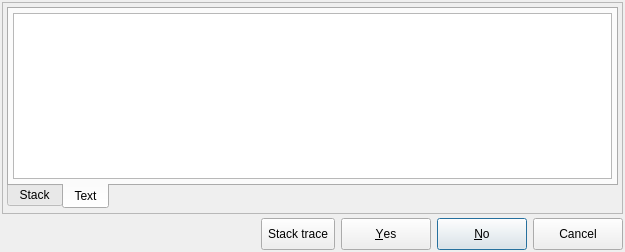
First picture: the form in libs/libgui/ui/messagebox.ui, repository pgmodeler/pgmodeler, before the edit.
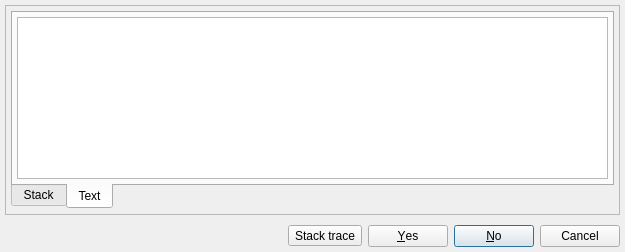
Second picture: the form after the edit. The open tabs and pages were chosen to show the change. Icons and pictures are not drawn.

Commit message: Tool buttons resizes and layout spacing adjustments

```diff
--- a/libs/libgui/ui/messagebox.ui
+++ b/libs/libgui/ui/messagebox.ui
@@ -34,19 +34,19 @@
   </property>
   <layout class="QGridLayout" name="gridLayout_4">
    <property name="leftMargin">
-    <number>2</number>
+    <number>5</number>
    </property>
    <property name="topMargin">
-    <number>2</number>
+    <number>5</number>
    </property>
    <property name="rightMargin">
-    <number>2</number>
+    <number>5</number>
    </property>
    <property name="bottomMargin">
-    <number>2</number>
+    <number>5</number>
    </property>
    <property name="spacing">
-    <number>4</number>
+    <number>10</number>
    </property>
    <item row="0" column="0">
     <widget class="QFrame" name="frame">
@@ -242,17 +242,20 @@
         </widget>
         <widget class="QWidget" name="pg2_4">
          <layout class="QVBoxLayout" name="verticalLayout">
+          <property name="spacing">
+           <number>10</number>
+          </property>
           <property name="leftMargin">
-           <number>4</number>
+           <number>5</number>
           </property>
           <property name="topMargin">
-           <number>4</number>
+           <number>5</number>
           </property>
           <property name="rightMargin">
-           <number>4</number>
+           <number>5</number>
           </property>
           <property name="bottomMargin">
-           <number>4</number>
+           <number>5</number>
           </property>
           <item>
            <widget class="QTabWidget" name="tabWidget">
@@ -361,9 +364,7 @@
               <item>
                <widget class="QTextBrowser" name="raw_info_txt">
                 <property name="font">
-                 <font>
-                  <family>DejaVu Sans Mono</family>
-                 </font>
+                 <font/>
                 </property>
                 <property name="lineWrapMode">
                  <enum>QTextEdit::NoWrap</enum>
@@ -386,6 +387,9 @@
    </item>
    <item row="1" column="0">
     <layout class="QGridLayout" name="gridLayout_2">
+     <property name="spacing">
+      <number>10</number>
+     </property>
      <item row="0" column="0">
       <widget class="QLabel" name="name_lbl">
        <property name="sizePolicy">
@@ -394,6 +398,12 @@
          <verstretch>0</verstretch>
         </sizepolicy>
        </property>
+       <property name="maximumSize">
+        <size>
+         <width>242</width>
+         <height>50</height>
+        </size>
+       </property>
        <property name="text">
         <string/>
        </property>
@@ -420,24 +430,18 @@
         <item row="0" column="6">
          <widget class="QPushButton" name="no_btn">
           <property name="sizePolicy">
-           <sizepolicy hsizetype="Preferred" vsizetype="Preferred">
+           <sizepolicy hsizetype="Preferred" vsizetype="Fixed">
             <horstretch>0</horstretch>
             <verstretch>0</verstretch>
            </sizepolicy>
           </property>
-          <property name="minimumSize">
-           <size>
-            <width>90</width>
-            <height>32</height>
-           </size>
-          </property>
           <property name="text">
            <string>&amp;No</string>
           </property>
           <property name="iconSize">
            <size>
-            <width>22</width>
-            <height>22</height>
+            <width>32</width>
+            <height>32</height>
            </size>
           </property>
          </widget>
@@ -458,24 +462,18 @@
         <item row="0" column="7">
          <widget class="QPushButton" name="cancel_btn">
           <property name="sizePolicy">
-           <sizepolicy hsizetype="Preferred" vsizetype="Preferred">
+           <sizepolicy hsizetype="Preferred" vsizetype="Fixed">
             <horstretch>0</horstretch>
             <verstretch>0</verstretch>
            </sizepolicy>
           </property>
-          <property name="minimumSize">
-           <size>
-            <width>90</width>
-            <height>32</height>
-           </size>
-          </property>
           <property name="text">
            <string>Cancel</string>
           </property>
           <property name="iconSize">
            <size>
-            <width>22</width>
-            <height>22</height>
+            <width>32</width>
+            <height>32</height>
            </size>
           </property>
          </widget>
@@ -483,24 +481,18 @@
         <item row="0" column="4">
          <widget class="QPushButton" name="yes_ok_btn">
           <property name="sizePolicy">
-           <sizepolicy hsizetype="Preferred" vsizetype="Preferred">
+           <sizepolicy hsizetype="Preferred" vsizetype="Fixed">
             <horstretch>0</horstretch>
             <verstretch>0</verstretch>
            </sizepolicy>
           </property>
-          <property name="minimumSize">
-           <size>
-            <width>90</width>
-            <height>32</height>
-           </size>
-          </property>
           <property name="text">
            <string>&amp;Yes</string>
           </property>
           <property name="iconSize">
            <size>
-            <width>22</width>
-            <height>22</height>
+            <width>32</width>
+            <height>32</height>
            </size>
           </property>
           <property name="autoDefault">
@@ -514,17 +506,11 @@
         <item row="0" column="2">
          <widget class="QToolButton" name="show_errors_tb">
           <property name="sizePolicy">
-           <sizepolicy hsizetype="Minimum" vsizetype="Preferred">
+           <sizepolicy hsizetype="Minimum" vsizetype="Fixed">
             <horstretch>0</horstretch>
             <verstretch>0</verstretch>
            </sizepolicy>
           </property>
-          <property name="minimumSize">
-           <size>
-            <width>0</width>
-            <height>32</height>
-           </size>
-          </property>
           <property name="toolTip">
            <string/>
           </property>
@@ -537,8 +523,8 @@
           </property>
           <property name="iconSize">
            <size>
-            <width>22</width>
-            <height>22</height>
+            <width>32</width>
+            <height>32</height>
            </size>
           </property>
           <property name="checkable">
```
Left out of the diff: 7 changed lines with no effect on the pictures. The commit also changes 26 other files.
